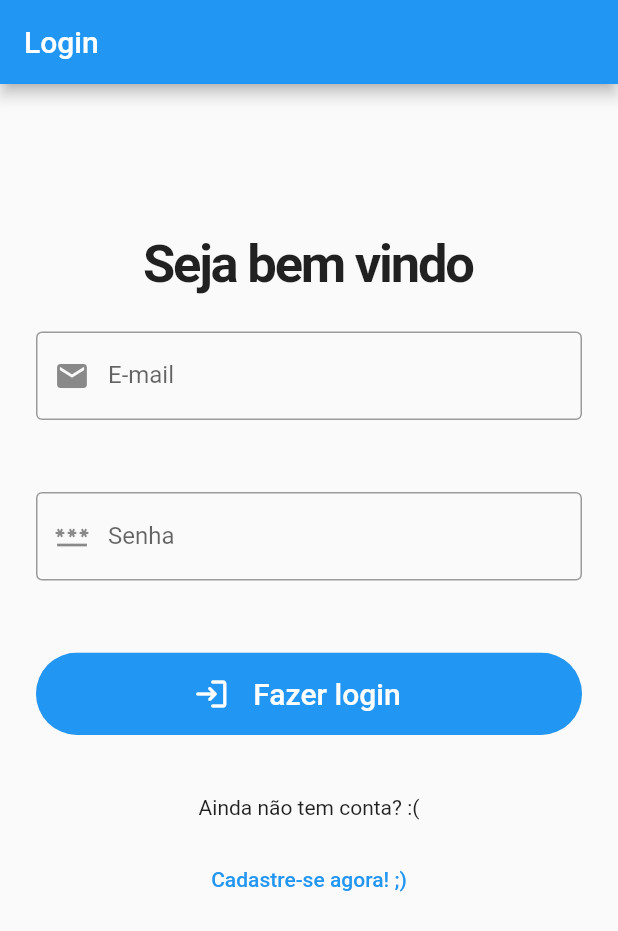
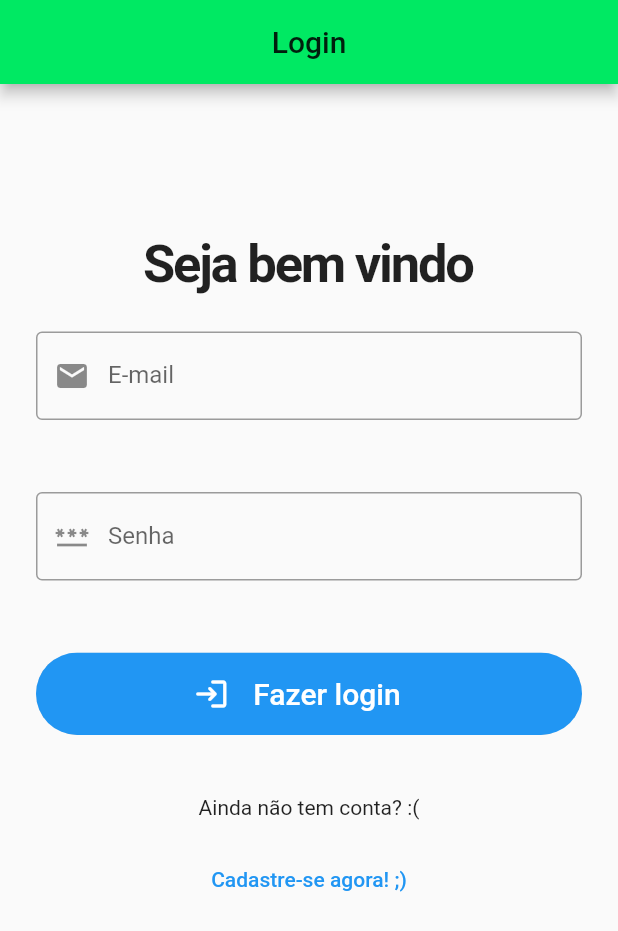
Before and after one commit to vitorSantanaDev/teste-capyba-software, a Flutter app: the screen it shows after launch, on a phone screen of 412 x 824 dp. Shown: the top 931 px of the screen. Run offline on Flutter 3.47's test engine with Material 2 defaults, Android fonts, the phone set to English and light mode, and no system bars; our stand-ins replace image_picker.

Commit message:
style: :lipstick: adding new styles

```diff
--- a/lib/pages/login_page.dart
+++ b/lib/pages/login_page.dart
@@ -5,7 +5,7 @@ import 'package:flutter/material.dart';
 import 'package:teste_capyba/components/login_form.dart';
 
 class LoginPage extends StatefulWidget {
-  LoginPage({Key? key}) : super(key: key);
+  const LoginPage({Key? key}) : super(key: key);
 
   @override
   State<LoginPage> createState() => _LoginPageState();
@@ -16,7 +16,9 @@ class _LoginPageState extends State<LoginPage> {
   Widget build(BuildContext context) {
     return Scaffold(
       appBar: AppBar(
-        title: const Text('Login')
+        title: const Text('Login', style: TextStyle(color: Colors.black87),),
+        backgroundColor: const Color.fromRGBO(0, 233, 99, 1),
+        centerTitle: true,
       ),
       body: const FormLoginApp(),
     );
```
